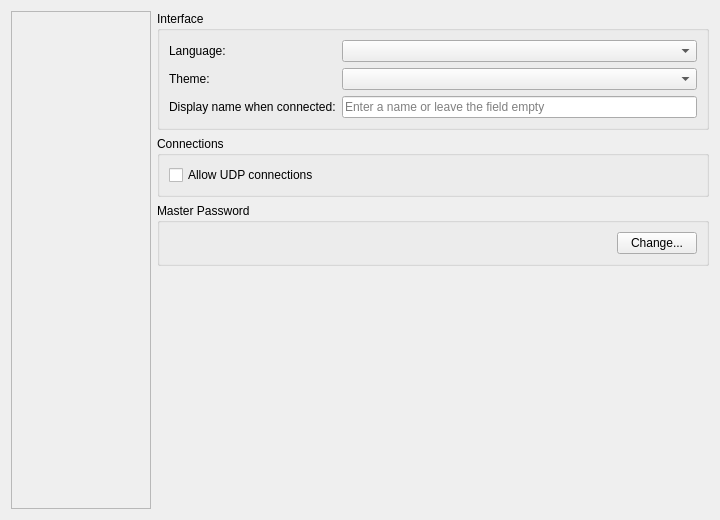
Above: source/client/ui/settings_tab.ui from dchapyshev/aspia before the change. Below: the same form after it.
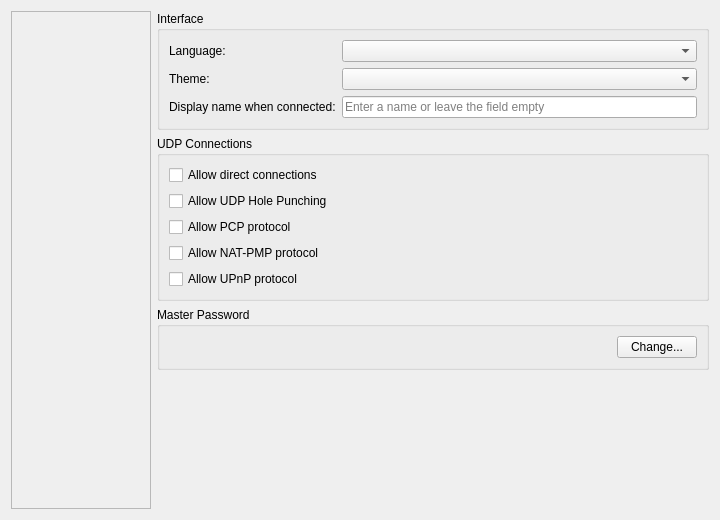
That is the form after the change.

Diff of the .ui file:
```diff
--- a/source/client/ui/settings_tab.ui
+++ b/source/client/ui/settings_tab.ui
@@ -138,13 +138,41 @@
         <item>
          <widget class="QGroupBox" name="groupbox_connections">
           <property name="title">
-           <string>Connections</string>
-          </property>
-          <layout class="QVBoxLayout" name="layout_connections">
+             <string>UDP Connections</string>
+            </property>
+            <layout class="QVBoxLayout" name="layout_udp">
            <item>
             <widget class="QCheckBox" name="checkbox_allow_udp">
              <property name="text">
-              <string>Allow UDP connections</string>
+                <string>Allow direct connections</string>
+               </property>
+              </widget>
+             </item>
+             <item>
+              <widget class="QCheckBox" name="checkbox_udp_hole_punching">
+               <property name="text">
+                <string>Allow UDP Hole Punching</string>
+               </property>
+              </widget>
+             </item>
+             <item>
+              <widget class="QCheckBox" name="checkbox_udp_pcp">
+               <property name="text">
+                <string>Allow PCP protocol</string>
+               </property>
+              </widget>
+             </item>
+             <item>
+              <widget class="QCheckBox" name="checkbox_udp_natpmp">
+               <property name="text">
+                <string>Allow NAT-PMP protocol</string>
+               </property>
+              </widget>
+             </item>
+             <item>
+              <widget class="QCheckBox" name="checkbox_udp_upnp">
+               <property name="text">
+                <string>Allow UPnP protocol</string>
              </property>
             </widget>
            </item>
```
Left out of the diff: 108 changed lines with no effect on the pictures. Lines whose indentation alone changed are shown as unchanged.
